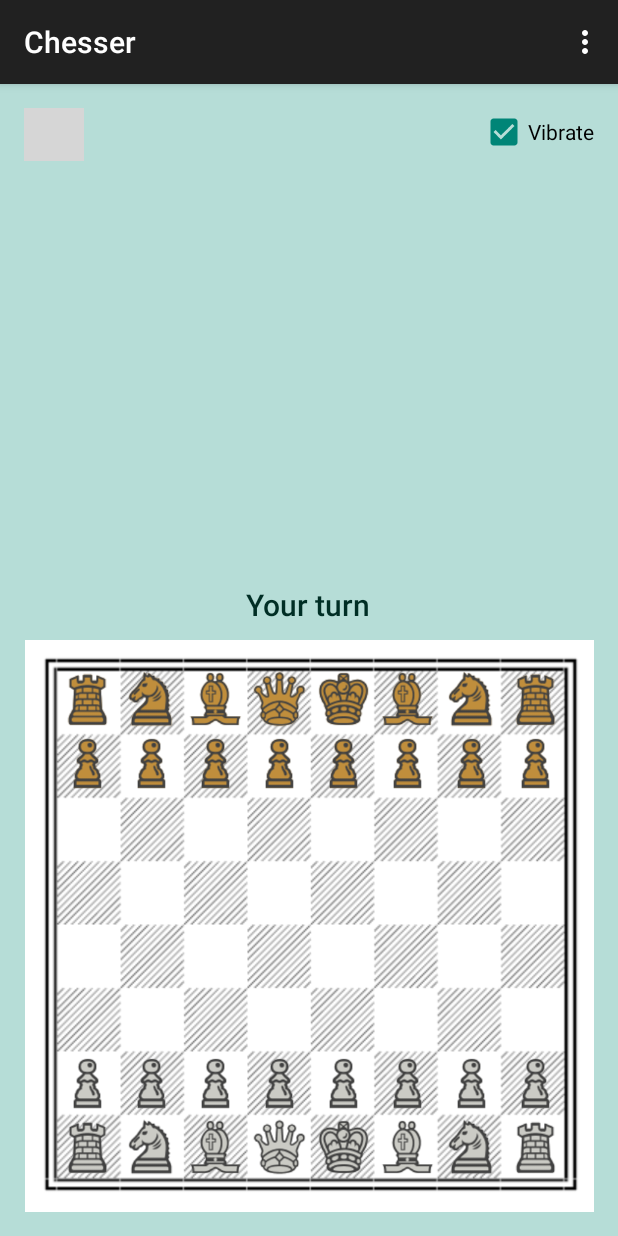
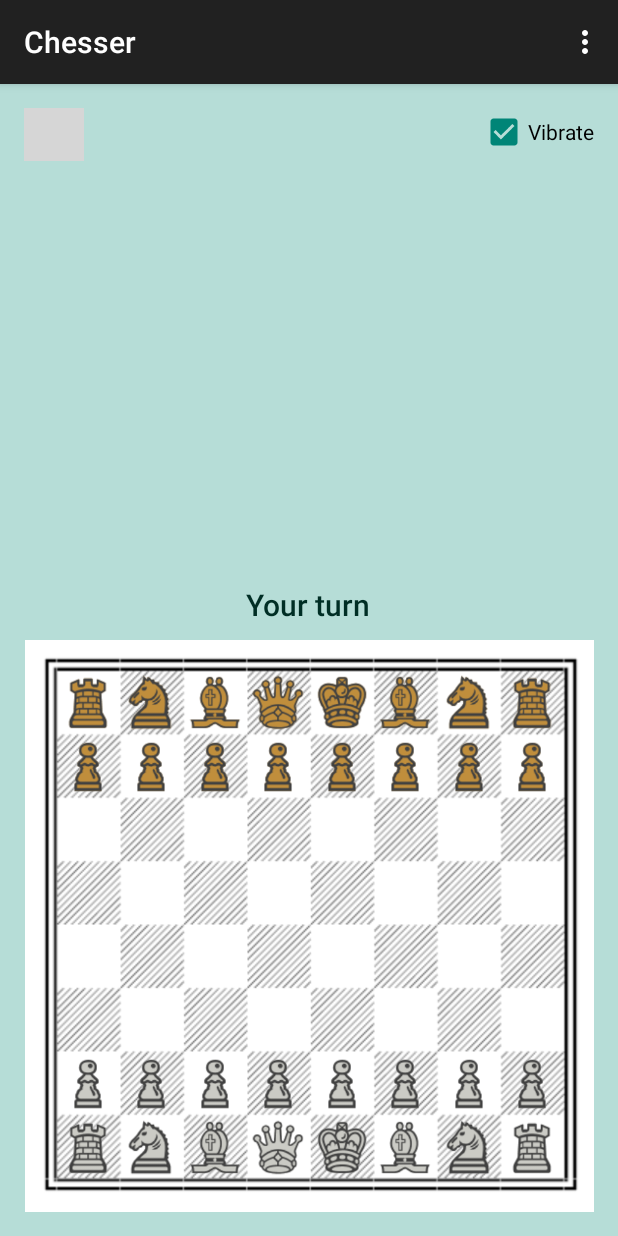
Before and after one commit to p182/chesser, an Android app: the Game screen opened directly, with no data from a screen before it, on a phone screen of 412 x 824 dp. Run offline under Robolectric (Android 15) with nearby library versions, the phone set to English and light mode, and no system bars; network calls fail; 3 statements that could not run were skipped; grey boxes are pictures that could not be loaded.

Commit message:
checkmate and layout fixed 0.1.7

```diff
--- a/build.gradle
+++ b/build.gradle
@@ -8,8 +8,8 @@ android {
         applicationId "io.dehaas.chesser"
         minSdkVersion 15
         targetSdkVersion 22
-        versionCode 6
-        versionName "0.1.6"
+        versionCode 7
+        versionName "0.1.7"
     }
     buildTypes {
         release {
--- a/src/main/java/io/dehaas/chesser/Utils.java
+++ b/src/main/java/io/dehaas/chesser/Utils.java
@@ -3,7 +3,6 @@ package io.dehaas.chesser;
 import android.app.Activity;
 import android.util.DisplayMetrics;
 import android.view.View;
-import android.widget.LinearLayout;
 import android.widget.RelativeLayout;
 
 /**
@@ -17,10 +16,10 @@ public class Utils {
     }
 
 
-    public int dp(double dp) {
+    public double dp(double dp) {
 
         float density = activity.getApplicationContext().getResources().getDisplayMetrics().density;
-        return (int) (dp * density);
+        return (dp * density);
     }
 
     public RelativeLayout.LayoutParams getPlaceParams(int x, int y) {
@@ -31,60 +30,64 @@ public class Utils {
         metrics = _metrics;
 
         float density = metrics.density;
-        int width = (int) (metrics.widthPixels / density);
-        int height = (int) (metrics.heightPixels / density);
+//        System.out.println(density);
+        int width = metrics.widthPixels;
+        int height = metrics.heightPixels;
 
 
-//        double d = 36.9;
-        double d = (((width - 32) * 348.35 / 386) / 8);
+//        double d = 36.9*density;
+        double d = ((width - dp(32)) * 43 / 386);
+//        System.out.println(d);
+//        System.out.println(width - dp(32));
 
         double X;
 //        if(color==1){X = 17.4;})
         if (color == 1) {
-            X = ((width - 32) * 22 / 386);
+            X = ((width - dp(32)) * 22 / 386);
+            System.out.println(X);
         }
 //        else {X = 273.9;}
         else {
-            X = ((width - 32) * 22 / 386) + d * 7;
+            X = ((width - dp(32)) * 22 / 386) + d * 7;
         }
 
         double Y;
 //        if(color==1){Y = 18.4;}
         if (color == 1) {
-            Y = ((width - 32) * 23 / 388);
+            Y = ((width - dp(32)) * 23 / 388);
         } else {
-            Y = ((width - 32) * 23 / 388) + d * 7;
+            Y = ((width - dp(32)) * 23 / 388) + d * 7;
         }
 
 
-        RelativeLayout.LayoutParams L = new RelativeLayout.LayoutParams(dp(38), dp(38));
+        RelativeLayout.LayoutParams L = new RelativeLayout.LayoutParams(0,0);
         L.addRule(RelativeLayout.ALIGN_PARENT_BOTTOM);
         L.addRule(RelativeLayout.ALIGN_PARENT_LEFT);
 
         switch (x) {
             case 1:
-                L.leftMargin = dp(X) + 0 * dp(d) * color;
+                L.leftMargin =(int)( X + 0 * d * color);
                 break;
             case 2:
-                L.leftMargin = dp(X) + 1 * dp(d) * color;
+                L.leftMargin = (int)(X + 1 * d * color);
                 break;
             case 3:
-                L.leftMargin = dp(X) + 2 * dp(d) * color;
+                L.leftMargin = (int)(X + 2 * d * color);
                 break;
             case 4:
-                L.leftMargin = dp(X) + 3 * dp(d) * color;
+                L.leftMargin = (int)(X + 3 * d * color);
                 break;
             case 5:
-                L.leftMargin = dp(X) + 4 * dp(d) * color;
+                L.leftMargin = (int)(X + 4 * d * color);
                 break;
             case 6:
-                L.leftMargin = dp(X) + 5 * dp(d) * color;
+                L.leftMargin = (int)(X + 5 * d * color);
                 break;
             case 7:
-                L.leftMargin = dp(X) + 6 * dp(d) * color;
+                L.leftMargin = (int)(X + 6 * d * color);
                 break;
             case 8:
-                L.leftMargin = dp(X) + 7 * dp(d) * color;
+                L.leftMargin = (int)(X + 7 * d * color);
                 break;
             case 0:
                 L.leftMargin = 0;
@@ -94,28 +97,28 @@ public class Utils {
 
         switch (y) {
             case 1:
-                L.bottomMargin = dp(Y) + 0 * dp(d) * color;
+                L.bottomMargin = (int)(Y + 0 * d * color);
                 break;
             case 2:
-                L.bottomMargin = dp(Y) + 1 * dp(d) * color;
+                L.bottomMargin = (int)(Y + 1 * d * color);
                 break;
             case 3:
-                L.bottomMargin = dp(Y) + 2 * dp(d) * color;
+                L.bottomMargin = (int)(Y + 2 * d * color);
                 break;
             case 4:
-                L.bottomMargin = dp(Y) + 3 * dp(d) * color;
+                L.bottomMargin = (int)(Y + 3 * d * color);
                 break;
             case 5:
-                L.bottomMargin = dp(Y) + 4 * dp(d) * color;
+                L.bottomMargin = (int)(Y + 4 * d * color);
                 break;
             case 6:
-                L.bottomMargin = dp(Y) + 5 * dp(d) * color;
+                L.bottomMargin = (int)(Y + 5 * d * color);
                 break;
             case 7:
-                L.bottomMargin = dp(Y) + 6 * dp(d) * color;
+                L.bottomMargin = (int)(Y + 6 * d * color);
                 break;
             case 8:
-                L.bottomMargin = dp(Y) + 7 * dp(d) * color;
+                L.bottomMargin = (int)(Y + 7 * d * color);
                 break;
             case 0:
                 L.leftMargin = 0;
@@ -123,8 +126,8 @@ public class Utils {
 
         }
 
-        L.height = dp(d);
-        L.width = dp(d);
+        L.height = (int)d;
+        L.width = (int)d;
 
         return L;
     }
@@ -386,10 +389,6 @@ public class Utils {
         }
     }
 
-
-//    public class
-
-
     /**
      * Check if own king is in check change.
      */
@@ -439,7 +438,6 @@ public class Utils {
 
         return b;
     }
-
 
     /**
      * Checks if own king in check mate and if so ends game .
@@ -514,14 +512,14 @@ public class Utils {
 
                     }
 
-                    piece.x = tmpx;
-                    piece.y = tmpy;
-//                    Game.pressedPiece = tmpPressedPiece;
 
                     if(tmpRemovedPiece!=null) {
                         tmpRemovedPiece.x = tmpxRemovedPiece;
                         tmpRemovedPiece.y = tmpyRemovedPiece;
                     }
+
+                    piece.x = tmpx;
+                    piece.y = tmpy;
                 }
             }
 
@@ -531,7 +529,6 @@ public class Utils {
         return kingInCheckMate;
 
     }
-
 
     /**
      * Checks if opponent king in check mate and if so ends game .
@@ -577,13 +574,13 @@ public class Utils {
 
 
                     // If the moved piece collides with one of players pieces remove it
-                    for(Piece opPiece : getAllPlayersPieces()){
-                        if(opPiece.c().equals(piece.c())){
-                            tmpRemovedPiece = opPiece;
-                            tmpxRemovedPiece = opPiece.x;
-                            tmpyRemovedPiece = opPiece.y;
-                            opPiece.x = 0;
-                            opPiece.y = 0;
+                    for(Piece pPiece : getAllPlayersPieces()){
+                        if(pPiece.c().equals(piece.c())){
+                            tmpRemovedPiece = pPiece;
+                            tmpxRemovedPiece = pPiece.x;
+                            tmpyRemovedPiece = pPiece.y;
+                            pPiece.x = 0;
+                            pPiece.y = 0;
                         }
 
                     }
@@ -611,17 +608,14 @@ public class Utils {
 
                     }
 
-                    piece.x = tmpx;
-                    piece.y = tmpy;
-//                    Game.pressedPiece = tmpPressedPiece;
 
                     if(tmpRemovedPiece!=null) {
                         tmpRemovedPiece.x = tmpxRemovedPiece;
                         tmpRemovedPiece.y = tmpyRemovedPiece;
-
-                        break;
                     }
 
+                    piece.x = tmpx;
+                    piece.y = tmpy;
                 }
             }
 
@@ -631,8 +625,6 @@ public class Utils {
         return kingInCheckMate;
 
     }
-
-
 
     /**
      * Returns an array of all the pieces.
@@ -777,7 +769,6 @@ public class Utils {
         }
     }
 
-
     /** Remove opponents that have been atacked by one piece. */
     public void removeOpponent(){
 
@@ -812,7 +803,6 @@ public class Utils {
         }
     }
 
-
     /** Return last opponent that has been removed. */
     public void returnOpponent(){
         if (Game.removedPiece != null) {
--- a/src/main/res/layout/fragment_game.xml
+++ b/src/main/res/layout/fragment_game.xml
@@ -121,15 +121,16 @@
 
     <LinearLayout
         android:orientation="vertical"
-        android:layout_width="match_parent"
+        android:layout_width="fill_parent"
         android:layout_height="match_parent"
-        android:layout_alignParentLeft="false"
-        android:layout_alignParentStart="false"
+        android:layout_alignParentLeft="true"
+        android:layout_alignParentStart="true"
         android:gravity="center_vertical|center_horizontal"
         android:visibility="invisible"
         android:id="@+id/wonLayout"
         android:background="@color/bright_foreground_disabled_material_dark"
-        android:layout_alignTop="@+id/turnNotifier">
+        android:layout_alignTop="@+id/turnNotifier"
+        android:layout_alignParentBottom="true">
 
         <ImageButton
             style="@style/Base.Widget.AppCompat.Button.Borderless"
@@ -178,17 +179,16 @@
 
     <LinearLayout
         android:orientation="vertical"
-        android:layout_width="wrap_content"
+        android:layout_width="fill_parent"
         android:layout_height="match_parent"
         android:gravity="center_vertical|center_horizontal"
         android:visibility="invisible"
         android:id="@+id/lostLayout"
         android:background="@color/bright_foreground_disabled_material_dark"
-        android:layout_alignParentRight="true"
-        android:layout_alignParentEnd="true"
         android:layout_alignParentLeft="true"
         android:layout_alignParentStart="true"
-        android:layout_alignTop="@+id/turnNotifier">
+        android:layout_alignTop="@+id/turnNotifier"
+        android:layout_alignParentBottom="true">
 
         <ImageButton
             android:layout_width="30dp"
```
Also changed, not shown: src/main/java/io/dehaas/chesser/Game.java (+31 -14 lines).
